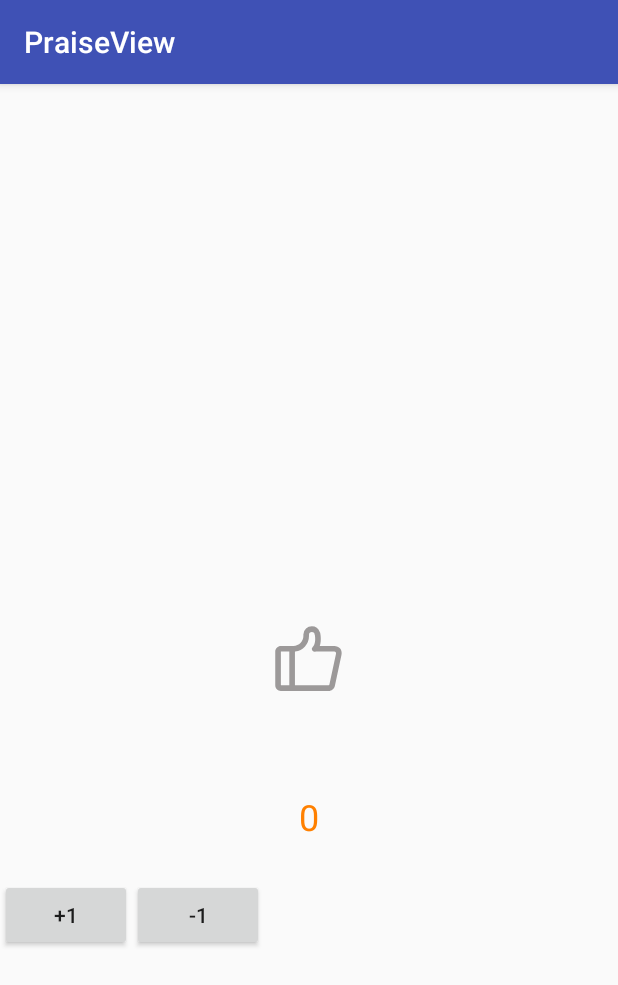
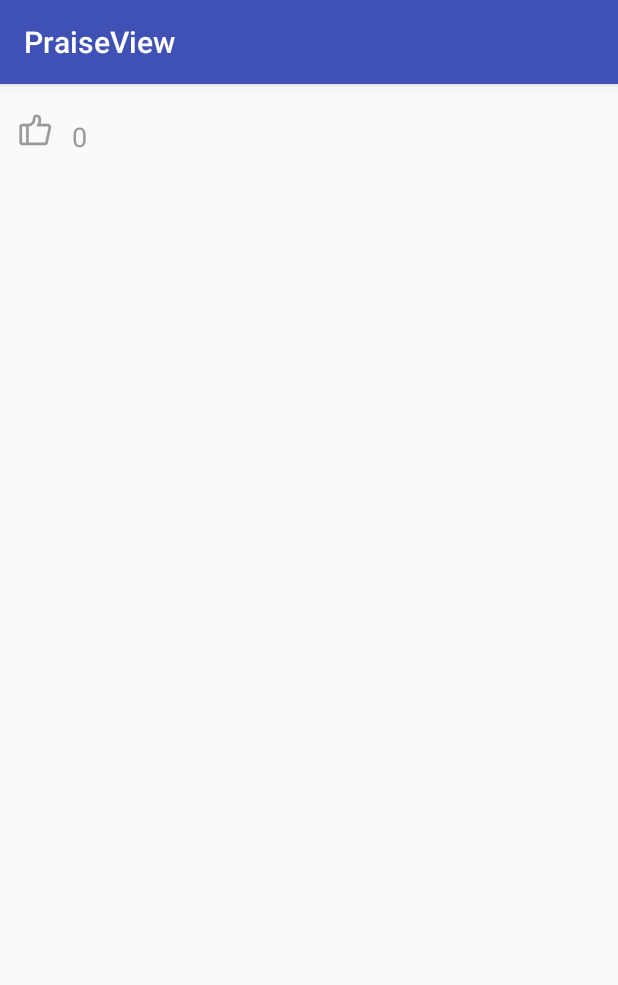
Before and after one commit to maohuiApp/PraiseView, an Android app: the screen it shows after launch (MainActivity), on a phone screen of 412 x 824 dp. Shown: the top 985 px of the screen. Run offline under Robolectric (Android 15) with nearby library versions, the phone set to English and light mode, and no system bars.

Commit message:
+ 添加PraiseRecordView

```diff
--- a/app/src/main/java/com/moly/hooyee/praiseview/MainActivity.java
+++ b/app/src/main/java/com/moly/hooyee/praiseview/MainActivity.java
@@ -16,29 +16,29 @@ public class MainActivity extends AppCompatActivity {
         super.onCreate(savedInstanceState);
         setContentView(R.layout.activity_main);
 
-        mPraiseView = (PraiseView) findViewById(R.id.pv_praise);
+//        mPraiseView = (PraiseView) findViewById(R.id.pv_praise);
+//
+//        mRecordView = (RecordView) findViewById(R.id.rv_record);
+//        mRecordView.setOnClickListener(new View.OnClickListener() {
+//            @Override
+//            public void onClick(View v) {
+//                mRecordView.addOne();
+//            }
+//        });
 
-        mRecordView = (RecordView) findViewById(R.id.rv_record);
-        mRecordView.setOnClickListener(new View.OnClickListener() {
-            @Override
-            public void onClick(View v) {
-                mRecordView.addOne();
-            }
-        });
-
-        findViewById(R.id.bt_add).setOnClickListener(new View.OnClickListener() {
-            @Override
-            public void onClick(View v) {
-                mRecordView.addOne();
-            }
-        });
-
-        findViewById(R.id.bt_reduce).setOnClickListener(new View.OnClickListener() {
-            @Override
-            public void onClick(View v) {
-                mRecordView.reduceOne();
-            }
-        });
+//        findViewById(R.id.bt_add).setOnClickListener(new View.OnClickListener() {
+//            @Override
+//            public void onClick(View v) {
+//                mRecordView.addOne();
+//            }
+//        });
+//
+//        findViewById(R.id.bt_reduce).setOnClickListener(new View.OnClickListener() {
+//            @Override
+//            public void onClick(View v) {
+//                mRecordView.reduceOne();
+//            }
+//        });
 //        mPraiseView.setOnClickListener(new View.OnClickListener() {
 //            @Override
 //            public void onClick(View v) {
--- a/app/src/main/res/layout/activity_main.xml
+++ b/app/src/main/res/layout/activity_main.xml
@@ -6,37 +6,40 @@
     android:layout_height="match_parent"
     tools:context="com.moly.hooyee.praiseview.MainActivity">
 
-    <com.moly.hooyee.praise.PraiseView
-        android:layout_centerInParent="true"
-        android:id="@+id/pv_praise"
-        android:clickable="true"
-        android:focusable="true"
-        android:layout_width="100dp"
-        android:layout_height="100dp" />
+    <!--<com.moly.hooyee.praise.PraiseView-->
+        <!--android:layout_centerInParent="true"-->
+        <!--android:id="@+id/pv_praise"-->
+        <!--android:clickable="true"-->
+        <!--android:focusable="true"-->
+        <!--android:layout_width="100dp"-->
+        <!--android:layout_height="100dp" />-->
 
-    <com.moly.hooyee.praise.RecordView
-        android:id="@+id/rv_record"
-        android:clickable="true"
-        android:focusable="true"
-        android:layout_centerHorizontal="true"
-        android:layout_below="@id/pv_praise"
-        android:layout_width="wrap_content"
-        android:layout_height="wrap_content" />
+    <!--<com.moly.hooyee.praise.RecordView-->
+        <!--android:id="@+id/rv_record"-->
+        <!--android:clickable="true"-->
+        <!--android:focusable="true"-->
+        <!--android:layout_centerHorizontal="true"-->
+        <!--android:layout_below="@id/pv_praise"-->
+        <!--android:layout_width="100dp"-->
+        <!--android:layout_height="100dp" />-->
 
     <LinearLayout
-        android:layout_below="@id/rv_record"
         android:layout_width="wrap_content"
         android:layout_height="wrap_content">
-        <Button
-            android:id="@+id/bt_add"
-            android:text="+1"
+        <!--<Button-->
+            <!--android:id="@+id/bt_add"-->
+            <!--android:text="+1"-->
+            <!--android:layout_width="wrap_content"-->
+            <!--android:layout_height="wrap_content" />-->
+
+        <!--<Button-->
+            <!--android:id="@+id/bt_reduce"-->
+            <!--android:text="-1"-->
+            <!--android:layout_width="wrap_content"-->
+            <!--android:layout_height="wrap_content" />-->
+
+        <com.moly.hooyee.praise.PraiseRecordView
             android:layout_width="wrap_content"
-            android:layout_height="wrap_content" />
-
-        <Button
-            android:id="@+id/bt_reduce"
-            android:text="-1"
-            android:layout_width="wrap_content"
-            android:layout_height="wrap_content" />
+            android:layout_height="wrap_content"></com.moly.hooyee.praise.PraiseRecordView>
     </LinearLayout>
 </RelativeLayout>
--- /dev/null
+++ b/praise/src/main/java/com/moly/hooyee/praise/PraiseRecordView.java
@@ -0,0 +1,87 @@
+package com.moly.hooyee.praise;
+
+import android.content.Context;
+import android.util.AttributeSet;
+import android.view.View;
+import android.view.ViewGroup;
+
+/**
+ * Created by Hooyee on 2017/10/19.
+ * mail: hooyee_moly@foxmail.com
+ */
+
+public class PraiseRecordView extends ViewGroup {
+
+    private PraiseView mPraiseView;
+    private RecordView mRecordView;
+
+
+    public PraiseRecordView(Context context) {
+        this(context, null);
+    }
+
+    public PraiseRecordView(Context context, AttributeSet attrs) {
+        this(context, attrs, 0);
+    }
+
+    public PraiseRecordView(Context context, AttributeSet attrs, int defStyleAttr) {
+        super(context, attrs, defStyleAttr);
+        mPraiseView = new PraiseView(context);
+        mRecordView = new RecordView(context);
+
+        addView(mPraiseView, 0);
+        addView(mRecordView, 1);
+        mPraiseView.setOnClickListener(new OnClickListener() {
+            @Override
+            public void onClick(View v) {
+                mRecordView.addOne();
+            }
+        });
+    }
+
+    @Override
+    protected void onMeasure(int widthMeasureSpec, int heightMeasureSpec) {
+
+        int widthSpecMode = MeasureSpec.getMode(widthMeasureSpec);
+        int widthSpecSize = MeasureSpec.getSize(widthMeasureSpec);
+
+        int heightSpecMode = MeasureSpec.getMode(heightMeasureSpec);
+        int heightSpecSize = MeasureSpec.getSize(heightMeasureSpec);
+
+        measureChildren(widthMeasureSpec, heightMeasureSpec);
+
+        int height = 0;
+        int width = 0;
+
+        for (int i = 0; i < getChildCount(); i++) {
+            int childHeight = getChildAt(i).getMeasuredHeight() + getPaddingTop() + getPaddingBottom();
+            height = height > childHeight ? height : childHeight;
+            width += getChildAt(i).getMeasuredWidth() + getPaddingLeft() + getPaddingRight();
+        }
+
+        setMeasuredDimension((widthSpecMode == MeasureSpec.EXACTLY) ? getSuggestedMinimumWidth()
+                : width, (heightSpecMode == MeasureSpec.EXACTLY) ? getSuggestedMinimumHeight()
+                : height);
+    }
+
+    @Override
+    protected void onLayout(boolean changed, int l, int t, int r, int b) {
+        int height = getMeasuredHeight();
+        int pHeight = mPraiseView.getMeasuredHeight();
+        int rHeight = mRecordView.getMeasuredHeight();
+
+
+        int pLeft = getPaddingLeft();
+        int pTop = (height - pHeight) / 2;
+        int pRight = pLeft + mPraiseView.getMeasuredWidth();
+        int pBottom =  pTop + mPraiseView.getMeasuredHeight();
+
+        int rLeft = pRight + getPaddingLeft();
+        int rTop = (height - rHeight) / 2;
+        int rRight = rLeft + mRecordView.getMeasuredWidth();
+        int rBottom = rTop + mRecordView.getMeasuredHeight();
+
+        mPraiseView.layout(pLeft, pTop, pRight, pBottom);
+        mRecordView.layout(rLeft, rTop, rRight, rBottom);
+    }
+}
--- a/praise/src/main/java/com/moly/hooyee/praise/PraiseView.java
+++ b/praise/src/main/java/com/moly/hooyee/praise/PraiseView.java
@@ -65,16 +65,7 @@ public class PraiseView extends View {
 
         initPaint();
         setLayerType(View.LAYER_TYPE_SOFTWARE, null);
-        getViewTreeObserver().addOnGlobalLayoutListener(new ViewTreeObserver.OnGlobalLayoutListener() {
 
-            @Override
-            public void onGlobalLayout() {
-                initPointFs(1.3f);
-                if (Build.VERSION.SDK_INT >= Build.VERSION_CODES.JELLY_BEAN) {
-                    getViewTreeObserver().removeOnGlobalLayoutListener(this);
-                }
-            }
-        });
     }
 
     private void initAttr(AttributeSet attrs) {
@@ -139,7 +130,7 @@ public class PraiseView extends View {
 
         setMeasuredDimension(widthMeasureSpec, heightMeasureSpec);
         initDrawable(mDrawable, widthMeasureSpec, heightMeasureSpec);
-
+        initPointFs(1.3f);
     }
 
     /**
@@ -227,6 +218,9 @@ public class PraiseView extends View {
             case MotionEvent.ACTION_UP:
                 execCMD(mState);
                 break;
+            case MotionEvent.ACTION_CANCEL:
+                // 事件被拦截
+                break;
         }
         return super.onTouchEvent(event);
     }
--- a/praise/src/main/java/com/moly/hooyee/praise/RecordView.java
+++ b/praise/src/main/java/com/moly/hooyee/praise/RecordView.java
@@ -25,7 +25,7 @@ public class RecordView extends View {
 
     private byte mStatus = NONE;
 
-    private int mTextHeight;
+    private float mTextHeight;
     private int mCurrentNum;
 
     private String mCurrentString = "0";
@@ -63,8 +63,8 @@ public class RecordView extends View {
         mPaint = new Paint();
         mPaint.setAntiAlias(true);
         mPaint.setStyle(Paint.Style.STROKE);
-        mPaint.setColor(Color.parseColor("#ff8000"));
-        mPaint.setTextSize(Util.dip2px(getContext(), 24));
+        mPaint.setColor(Color.parseColor("#ff9c9999"));
+        mPaint.setTextSize(Util.dip2px(getContext(), 18));
     }
 
     @Override
@@ -93,16 +93,20 @@ public class RecordView extends View {
                 heightMeasureSpec = getSuggestedMinimumWidth();
                 break;
             case MeasureSpec.AT_MOST:
-                Rect rect = new Rect();
-                mPaint.getTextBounds("0", 0, 1, rect);
-                mTextHeight = (int) (rect.height() + mPaint.getFontSpacing() / 2);
-                heightMeasureSpec = (mTextHeight * 3);
+                mTextHeight = mPaint.getFontSpacing();
+                heightMeasureSpec = (int) (mTextHeight * 3);
                 break;
             case MeasureSpec.EXACTLY:
+                mPaint.setTextSize(heightSpecSize / 4);
+                mTextHeight = (int) mPaint.getFontSpacing();
                 heightMeasureSpec = heightSpecSize;
                 break;
         }
         setMeasuredDimension(widthMeasureSpec, heightMeasureSpec);
+    }
+
+    public float getShowedTopY() {
+        return mTextHeight;
     }
 
     public void addOne() {
@@ -118,7 +122,7 @@ public class RecordView extends View {
         }
 
         ObjectAnimator animator = ObjectAnimator.ofFloat(this, "pointY", 2 * mTextHeight, mTextHeight);
-        ObjectAnimator alphaAnim = ObjectAnimator.ofInt(this, "paintAlpha", 255 , 0);
+        ObjectAnimator alphaAnim = ObjectAnimator.ofInt(this, "paintAlpha", 255, 0);
         AnimatorSet set = new AnimatorSet();
         set.playTogether(alphaAnim, animator);
         set.start();
@@ -126,7 +130,9 @@ public class RecordView extends View {
 
     public void reduceOne() {
         mCurrentString = String.valueOf(mCurrentNum);
-        mCurrentNum--;
+        if (mCurrentNum > 0) {
+            mCurrentNum--;
+        }
         if (mCurrentString.length() < mLastString.length()) {
             requestLayout();
         }
@@ -140,7 +146,7 @@ public class RecordView extends View {
         }
 
         ObjectAnimator animator = ObjectAnimator.ofFloat(this, "pointY", mTextHeight, 2 * mTextHeight);
-        ObjectAnimator alphaAnim = ObjectAnimator.ofInt(this, "paintAlpha", 255 , 0);
+        ObjectAnimator alphaAnim = ObjectAnimator.ofInt(this, "paintAlpha", 255, 0);
         AnimatorSet set = new AnimatorSet();
         set.playTogether(alphaAnim, animator);
         set.start();
@@ -191,17 +197,6 @@ public class RecordView extends View {
                 }
             }
         }
-//        if (mStatus == NONE) {
-//            canvas.drawText(mCurrentString, 0, pointY, mPaint);
-//        } else if (mStatus == ADD) {
-//            canvas.drawText(mCurrentString, 0, pointY, mPaint);
-//            mPaint.setAlpha(255 - mPaintAlpha);
-//            canvas.drawText(mNextString, 0, mTextHeight + pointY, mPaint);
-//        } else if (mStatus == REDUCE) {
-//            canvas.drawText(mCurrentString, 0, mTextHeight + pointY, mPaint);
-//            mPaint.setAlpha(255 - mPaintAlpha);
-//            canvas.drawText(mLastString, 0, pointY, mPaint);
-//        }
     }
 
     public float getPointY() {
@@ -222,13 +217,4 @@ public class RecordView extends View {
         mPaint.setAlpha(mPaintAlpha);
         invalidate();
     }
-
-//    private class Record {
-//        String value;
-//        boolean needUpdate;
-//
-//        public Record(String value) {
-//            this.value = value;
-//        }
-//    }
 }
```
